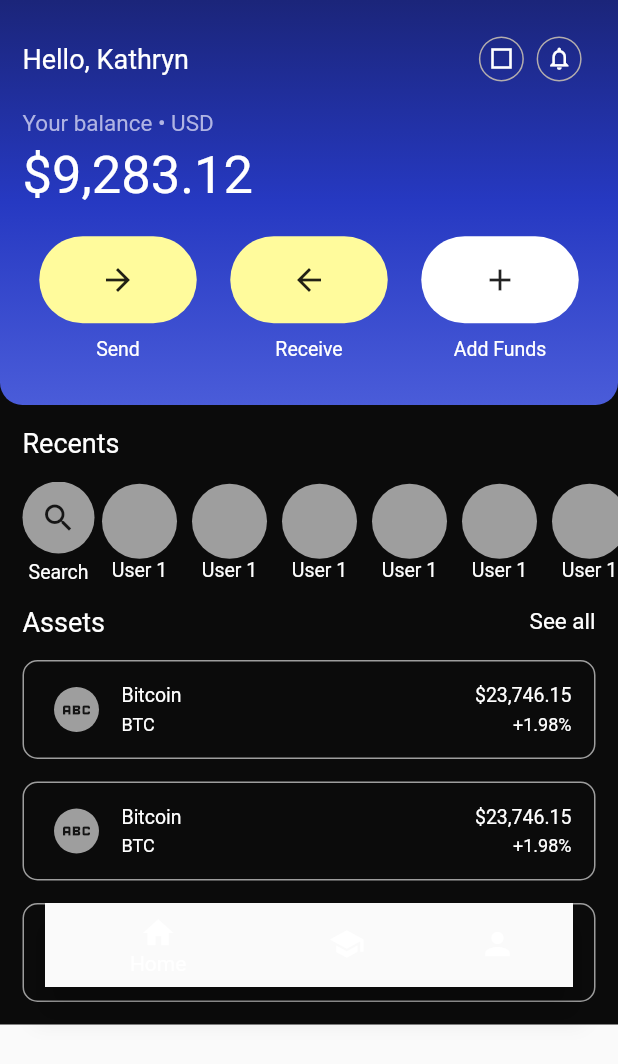
After one commit to ertjgkdo/Flutter, a Flutter app: the screen it shows after launch, after a tap on "Full screen third task", on a phone screen of 412 x 824 dp. The commit adds this screen. Shown: the top 1064 px of the screen. Run offline on Flutter 3.47's test engine with Material 3 defaults, Android fonts, the phone set to English and light mode, and no system bars; network calls fail.

Commit message:
Added a new screen(Bitcoin app)

```diff
--- /dev/null
+++ b/lib/features/BitcoinApp/presentation/widgets/home.dart
@@ -0,0 +1,325 @@
+import 'package:flutter/material.dart';
+
+class MyHome extends StatelessWidget {
+  const MyHome({super.key});
+
+  @override
+  Widget build(BuildContext context) {
+    return Scaffold(
+      body: Container(
+        color: const Color.fromRGBO(11, 11, 11, 1),
+        child: SingleChildScrollView(
+          child: Stack(
+            children: [
+              Column(
+                crossAxisAlignment: CrossAxisAlignment.start,
+                children: [
+                  Container(
+                    padding: const EdgeInsets.all(15),
+                    height: 270,
+                    decoration: const BoxDecoration(
+                        gradient: LinearGradient(
+                            colors: [
+                              Color.fromRGBO(27, 37, 122, 1),
+                              Color.fromRGBO(38, 57, 194, 1),
+                              Color.fromRGBO(74, 92, 217, 1),
+                            ],
+                            begin: Alignment.topCenter,
+                            end: Alignment.bottomCenter),
+                        borderRadius: BorderRadius.only(
+                          bottomLeft: Radius.circular(15),
+                          bottomRight: Radius.circular(15),
+                        )),
+                    child: Column(
+                      crossAxisAlignment: CrossAxisAlignment.start,
+                      children: [
+                        Container(
+                          margin: const EdgeInsets.only(
+                            top: 10,
+                            bottom: 20,
+                          ),
+                          child: Row(
+                            mainAxisAlignment: MainAxisAlignment.spaceBetween,
+                            children: [
+                              const Text(
+                                "Hello, Kathryn",
+                                style: TextStyle(
+                                    color: Colors.white, fontSize: 18),
+                              ),
+                              Row(children: [
+                                topRightIcons(icon: Icons.square_outlined),
+                                topRightIcons(
+                                    icon: Icons.notifications_none_outlined)
+                              ]),
+                            ],
+                          ),
+                        ),
+                        const Text(
+                          "Your balance • USD",
+                          style: TextStyle(
+                              color: Color.fromRGBO(176, 180, 227, 1),
+                              fontSize: 15),
+                        ),
+                        Container(
+                            margin: const EdgeInsets.only(
+                              top: 5,
+                              bottom: 20,
+                            ),
+                            child: const Text(
+                              "\$9,283.12",
+                              style: TextStyle(
+                                fontSize: 35,
+                                color: Colors.white,
+                              ),
+                            )),
+                        Row(
+                          children: [
+                            Expanded(
+                                child: actionButtons(
+                                    icon: Icons.arrow_forward,
+                                    label: "Send",
+                                    color: const Color.fromRGBO(
+                                        255, 251, 156, 1))),
+                            Expanded(
+                                child: actionButtons(
+                                    icon: Icons.arrow_back,
+                                    label: "Receive",
+                                    color: const Color.fromRGBO(
+                                        255, 251, 156, 1))),
+                            Expanded(
+                                child: actionButtons(
+                              icon: Icons.add,
+                              label: "Add Funds",
+                              color: Colors.white,
+                            )),
+                          ],
+                        )
+                      ],
+                    ),
+                  ),
+                  Container(
+                      // margin: const EdgeInsets.only(left: 15, top: 15, bottom: 15),
+                      child: Column(
+                          crossAxisAlignment: CrossAxisAlignment.start,
+                          children: [
+                        Container(
+                          margin: const EdgeInsets.all(15),
+                          child: const Text(
+                            "Recents",
+                            style: TextStyle(color: Colors.white, fontSize: 18),
+                          ),
+                        ),
+                        SingleChildScrollView(
+                          padding: EdgeInsets.only(left: 15),
+                          scrollDirection: Axis.horizontal,
+                          child: Row(
+                            children: [
+                              Column(
+                                children: [
+                                  Container(
+                                    margin: const EdgeInsets.only(bottom: 5),
+                                    decoration: const BoxDecoration(
+                                      shape: BoxShape.circle,
+                                      color: Colors.grey,
+                                    ),
+                                    child: IconButton(
+                                      icon: const Icon(Icons.search),
+                                      onPressed: () {},
+                                    ),
+                                  ),
+                                  const Text(
+                                    "Search",
+                                    style: TextStyle(
+                                        color: Colors.white, fontSize: 13),
+                                  ),
+                                ],
+                              ),
+                              recentsList(),
+                              recentsList(),
+                              recentsList(),
+                              recentsList(),
+                              recentsList(),
+                              recentsList(),
+                              recentsList(),
+                            ],
+                          ),
+                        )
+                      ])),
+                  Container(
+                    margin: const EdgeInsets.all(15),
+                    child: const Row(
+                      mainAxisAlignment: MainAxisAlignment.spaceBetween,
+                      children: [
+                        Text(
+                          "Assets",
+                          style: TextStyle(color: Colors.white, fontSize: 18),
+                        ),
+                        Text("See all",
+                            style: TextStyle(color: Colors.white, fontSize: 15))
+                      ],
+                    ),
+                  ),
+                  transactionsList(),
+                  transactionsList(),
+                  transactionsList()
+                ],
+              ),
+              Positioned(
+                bottom: 25,
+                left: 0,
+                right: 0,
+                child: Container(
+                  padding: EdgeInsets.symmetric(horizontal: 30),
+                  child: BottomNavigationBar(
+                    backgroundColor: Colors.amber,
+                    type: BottomNavigationBarType.shifting,
+                    items: const [
+                      BottomNavigationBarItem(
+                          icon: Icon(Icons.home), label: "Home"),
+                      BottomNavigationBarItem(
+                          icon: Icon(Icons.school), label: "Files"),
+                      BottomNavigationBarItem(
+                          icon: Icon(Icons.person), label: "Profile")
+                    ],
+                  ),
+                ),
+              )
+            ],
+          ),
+        ),
+      ),
+      // bottomNavigationBar: BottomNavigationBar(
+      //   backgroundColor: Colors.black,
+      //   type: BottomNavigationBarType.shifting,
+      //   selectedItemColor: Colors.black,
+      //   unselectedItemColor: Colors.black,
+      //   items: const [
+      //     BottomNavigationBarItem(icon: Icon(Icons.home), label: "Home"),
+      //     BottomNavigationBarItem(icon: Icon(Icons.school), label: "Files"),
+      //     BottomNavigationBarItem(icon: Icon(Icons.person), label: "Profile")
+      //   ],
+      // ),
+    );
+  }
+
+  Container transactionsList() {
+    return Container(
+      padding: const EdgeInsets.all(15),
+      margin: EdgeInsets.only(left: 15, right: 15, bottom: 15),
+      decoration: BoxDecoration(
+          border: Border.all(color: Colors.grey),
+          borderRadius: const BorderRadius.all(Radius.circular(10))),
+      child: Row(
+        children: [
+          Expanded(
+            flex: 1,
+            child: Container(
+              margin: const EdgeInsets.only(right: 10),
+              padding: const EdgeInsets.all(3),
+              decoration: const BoxDecoration(
+                shape: BoxShape.circle,
+                color: Colors.grey,
+              ),
+              child: const Icon(Icons.abc),
+            ),
+          ),
+          Expanded(
+            flex: 6,
+            child: Row(
+                mainAxisAlignment: MainAxisAlignment.spaceBetween,
+                children: [
+                  Column(
+                    crossAxisAlignment: CrossAxisAlignment.start,
+                    children: [
+                      Container(
+                        margin: const EdgeInsets.only(bottom: 5),
+                        child: const Text("Bitcoin",
+                            style:
+                                TextStyle(color: Colors.white, fontSize: 13)),
+                      ),
+                      const Text("BTC",
+                          style: TextStyle(color: Colors.white, fontSize: 12))
+                    ],
+                  ),
+                  Column(
+                    crossAxisAlignment: CrossAxisAlignment.end,
+                    children: [
+                      Container(
+                        margin: const EdgeInsets.only(bottom: 5),
+                        child: const Text("\$23,746.15",
+                            style:
+                                TextStyle(color: Colors.white, fontSize: 13)),
+                      ),
+                      const Text("+1.98%",
+                          style: TextStyle(color: Colors.white, fontSize: 12)),
+                    ],
+                  ),
+                ]),
+          ),
+        ],
+      ),
+    );
+  }
+
+  Column recentsList() {
+    return Column(
+      children: [
+        Container(
+          width: 50,
+          height: 50,
+          margin: const EdgeInsets.only(left: 5, right: 5),
+          decoration: const BoxDecoration(
+            shape: BoxShape.circle,
+            color: Colors.grey,
+          ),
+        ),
+        const Text(
+          "User 1",
+          style: TextStyle(color: Colors.white, fontSize: 13),
+        ),
+      ],
+    );
+  }
+
+  Column actionButtons(
+      {required IconData icon, required String label, required Color color}) {
+    return Column(
+      children: [
+        Container(
+          width: 105,
+          padding: const EdgeInsets.all(5),
+          decoration: BoxDecoration(
+              color: color,
+              borderRadius: const BorderRadius.all(Radius.circular(30))),
+          child: IconButton(
+            icon: Icon(icon),
+            onPressed: () {},
+          ),
+        ),
+        Container(
+            margin: const EdgeInsets.all(10),
+            child: Text(
+              label,
+              style: const TextStyle(color: Colors.white, fontSize: 13),
+            ))
+      ],
+    );
+  }
+
+  Container topRightIcons({required IconData icon}) {
+    return Container(
+        margin: const EdgeInsets.only(right: 10),
+        padding: const EdgeInsets.all(5),
+        decoration: BoxDecoration(
+          shape: BoxShape.circle,
+          border: Border.all(
+              color: const Color.fromARGB(255, 179, 173, 173),
+              strokeAlign: 0.5),
+        ),
+        child: Icon(
+          icon,
+          color: Colors.white,
+          size: 18,
+        ));
+  }
+}
--- a/lib/features/mainScreen/presentation/widgets/screens.dart
+++ b/lib/features/mainScreen/presentation/widgets/screens.dart
@@ -1,4 +1,5 @@
 import 'package:flutter/material.dart';
+import 'package:newproject/features/BitcoinApp/presentation/widgets/home.dart';
 import 'package:newproject/features/HardwareMobileApp/domain/specs_model.dart';
 import 'package:newproject/features/HardwareMobileApp/domain/user_model.dart';
 import 'package:newproject/features/HardwareMobileApp/presentation/widgets/hardware_app.dart';
@@ -129,6 +130,12 @@ class Screens extends StatelessWidget {
                     ],
                   ),
                 )),
+            buildItem(context,
+                title: "Full screen third task",
+                subtitle: "Bitcoin transaction app, my profile?",
+                icon: Icons.add_box,
+                number: 3,
+                widget: MyHome()),
           ],
         ),
       ),
--- a/lib/main.dart
+++ b/lib/main.dart
@@ -1,3 +1,5 @@
+import 'dart:ui';
+
 import 'package:flutter/material.dart';
 import 'package:newproject/features/mainScreen/presentation/widgets/screens.dart';
 
@@ -11,6 +13,7 @@ class MyFirstApp extends StatelessWidget {
   @override
   Widget build(BuildContext context) {
     return MaterialApp(
+      scrollBehavior: MyScroll(),
       themeMode: ThemeMode.light,
       theme: ThemeData.light(useMaterial3: false),
       darkTheme: ThemeData.dark(),
@@ -19,3 +22,11 @@ class MyFirstApp extends StatelessWidget {
     );
   }
 }
+
+class MyScroll extends MaterialScrollBehavior {
+  @override
+  Set<PointerDeviceKind> get dragDevices => {
+        PointerDeviceKind.touch,
+        PointerDeviceKind.mouse,
+      };
+}
```
Also changed, not shown: lib/features/BitcoinApp/bitcoin.png (added).
